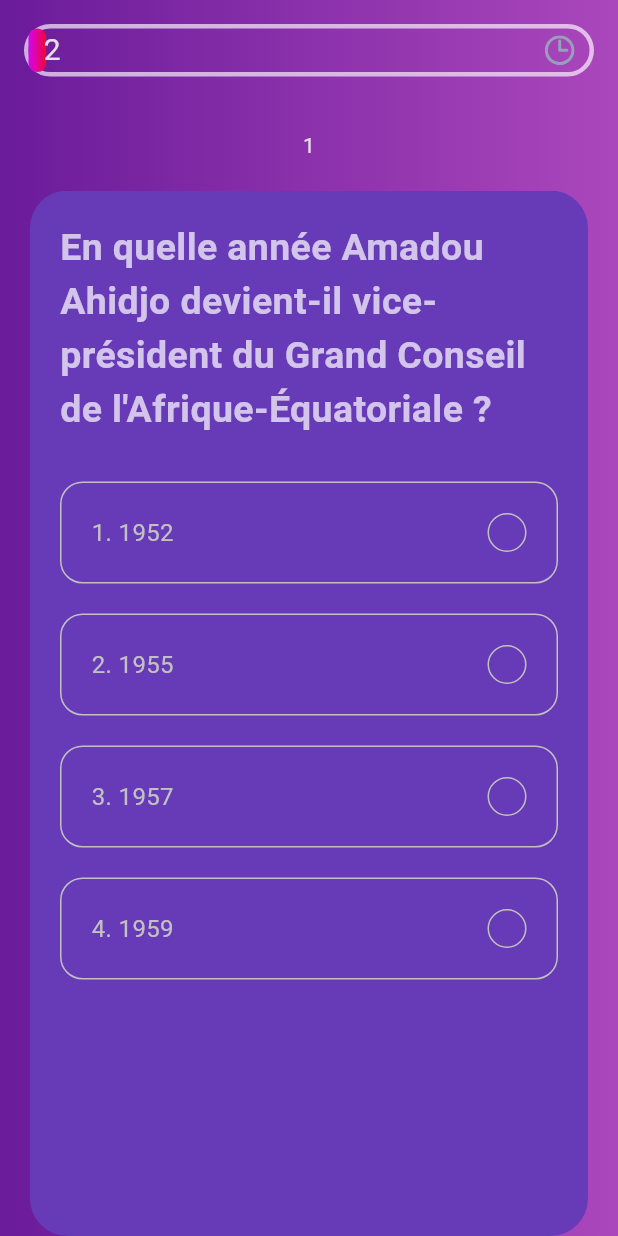
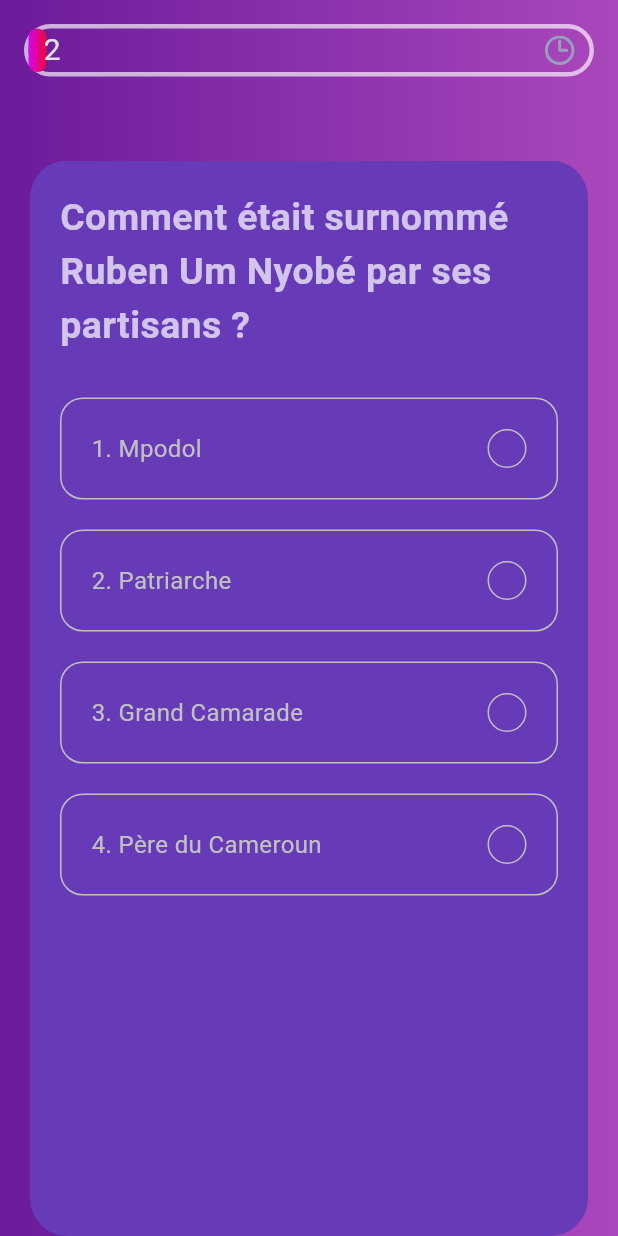
Before and after one commit to Idriss-rayan/familyquiz, a Flutter app: the Niveau1Page widget shown alone on an empty page, opened directly, on a phone screen of 412 x 824 dp. Run offline on Flutter 3.47's test engine with Material 3 defaults, Android fonts, the phone set to English and light mode, and no system bars; our stand-ins replace animate_do, get, google_fonts, supabase_flutter, websafe_svg; accounts and stored records are empty; Roboto replaces fonts that are missing (Alexandria).

Commit message:
debug some error in the controller file

```diff
--- a/lib/controllers/question_controller.dart
+++ b/lib/controllers/question_controller.dart
@@ -58,7 +58,7 @@ class QuestionController extends GetxController
   //   return _quest1.length;
   // }
 
-  int get questiondivider => _quest1.length;
+  int get questiondivider => _question1.length;
 
   bool _Answered = false;
   bool get isAnswered => this._Answered;
--- a/lib/niveau/niveau1/liste_niveau.dart
+++ b/lib/niveau/niveau1/liste_niveau.dart
@@ -1,5 +1,8 @@
 import 'package:familyquiz/niveau/niveau1/niveau1_card.dart';
+import 'package:familyquiz/niveau/niveau1/niveau1_page.dart';
 import 'package:flutter/material.dart';
+import 'package:get/get.dart';
+import 'package:get/get_navigation/src/routes/default_transitions.dart';
 
 class ListeNiveau extends StatelessWidget {
   const ListeNiveau({super.key});
@@ -16,7 +19,14 @@ class ListeNiveau extends StatelessWidget {
           ),
           child: ListView(
             children: [
-              Niveau1Card(),
+              InkWell(
+                onTap: () => Get.to(
+                  Niveau1Page(),
+                  transition: Transition.rightToLeftWithFade,
+                  duration: Duration(milliseconds: 500),
+                ),
+                child: Niveau1Card(),
+              ),
               Niveau1Card(),
               Niveau1Card(),
               Niveau1Card(),
--- a/lib/niveau/niveau1/niveau1_card.dart
+++ b/lib/niveau/niveau1/niveau1_card.dart
@@ -7,9 +7,7 @@ class Niveau1Card extends StatelessWidget {
 
   @override
   Widget build(BuildContext context) {
-    return InkWell(
-      onTap: () => Get.to(Niveau1Page()),
-      child: Padding(
+    return Padding(
       padding: const EdgeInsets.all(8.0),
       child: Container(
         width: 500,
@@ -27,7 +25,6 @@ class Niveau1Card extends StatelessWidget {
           ],
         ),
       ),
-      ),
     );
   }
 }
--- a/lib/niveau/niveau1/niveau1_page.dart
+++ b/lib/niveau/niveau1/niveau1_page.dart
@@ -10,7 +10,8 @@ class Niveau1Page extends StatelessWidget {
   @override
   Widget build(BuildContext context) {
     QuestionController _questionController = Get.put(QuestionController());
-    return Container(
+    return Material(
+      child: Container(
         width: double.infinity,
         height: double.infinity,
         decoration: BoxDecoration(
@@ -27,8 +28,7 @@ class Niveau1Page extends StatelessWidget {
                   child: const progressBar(),
                 ),
                 SizedBox(height: 20),
-              Obx(() => Center(
-                  child: Text("${_questionController.questionNumber.value}"))),
+                //Obx(() => Center(child:Text("${_questionController.questionNumber.value}"))),
                 SizedBox(height: 20),
                 Expanded(
                   child: PageView.builder(
@@ -45,6 +45,7 @@ class Niveau1Page extends StatelessWidget {
             )
           ],
         ),
+      ),
     );
   }
 }
--- a/lib/niveau/niveau1/questions1.dart
+++ b/lib/niveau/niveau1/questions1.dart
@@ -13,78 +13,43 @@ class Question1 extends Question {
   }) : super(id: id, question: question, answer: answer, options: options);
 }
 
-
-
 List<Map<String, dynamic>> sample_data1 = [
   {
     "id": 1,
-    "question":
-        "En quelle année Amadou Ahidjo devient-il vice-président du Grand Conseil de l'Afrique-Équatoriale ?",
-    "options": ['1952', '1955', '1957', '1959'],
-    "answer_index": 2,
+    "question": "Comment était surnommé Ruben Um Nyobé par ses partisans ?",
+    "options": ['Mpodol', 'Patriarche', 'Grand Camarade', 'Père du Cameroun'],
+    "answer_index": 0,
   },
   {
     "id": 2,
     "question":
-        "Quel était le parti politique d’Amadou Ahidjo après l’indépendance ?",
-    "options": ['UPC', 'UNDP', 'UC → UNC → RDPC', 'MDR'],
+        "En quelle année Ruben Um Nyobé a-t-il adressé une pétition à l’ONU pour l’indépendance du Cameroun ?",
+    "options": ['1945', '1948', '1952', '1954'],
     "answer_index": 2,
   },
   {
     "id": 3,
     "question":
-        "Quel traité a officiellement marqué la transition du Cameroun sous administration française vers un État indépendant sous Ahidjo ?",
-    "options": [
-      'Accords de Foumban',
-      'Accords de Yaoundé',
-      'Accords de Paris',
-      'Accords de Brazzaville'
-    ],
-    "answer_index": 1,
+        "Où exactement Ruben Um Nyobé a-t-il été assassiné par l'armée française ?",
+    "options": ['Boumyebel', 'Mbouda', 'Kribi', 'Dschang'],
+    "answer_index": 0,
+  },
+  {
+    "id": 4,
+    "question":
+        "Pour quel grand média Alain Foka est-il principalement connu ?",
+    "options": ['BBC Afrique', 'TV5 Monde', 'RFI', 'France 24'],
+    "answer_index": 2,
   },
   {
     "id": 5,
     "question":
-        "En quelle année Paul Biya a-t-il instauré le multipartisme au Cameroun ?",
-    "options": ['1982', '1985', '1990', '1992'],
-    "answer_index": 2,
-  },
-  {
-    "id": 6,
-    "question":
-        "Quelle crise politique a failli renverser Paul Biya en avril 1984 ?",
+        "Quelle est l’émission emblématique d’Alain Foka sur l’histoire africaine ?",
     "options": [
-      'Révolte des étudiants de Yaoundé',
-      'Tentative de coup d’État militaire',
-      'Assassinat de ses ministres',
-      'Soulèvement des Bakassi Boys'
+      'Afrique en marche',
+      'Archives d’Afrique',
+      "L'Afrique en questions', 'Héritage et Mémoire"
     ],
     "answer_index": 1,
-  },
-  {
-    "id": 7,
-    "question":
-        "Quelle équipe européenne a révélé Roger Milla à l'international en club ?",
-    "options": ['AS Monaco', 'Montpellier HSC', 'Valenciennes FC', 'SC Bastia'],
-    "answer_index": 3,
-  },
-  {
-    "id": 9,
-    "question":
-        "Contre quelle équipe Roger Milla a-t-il marqué un doublé en quart de finale de la Coupe du Monde 1990 ?",
-    "options": ['Colombie', 'Angleterre', 'Argentine', 'URSS'],
-    "answer_index": 0,
-  },
-  {
-    "id": 10,
-    "question":
-        "Quelle était la fonction exacte d’Ernest Ouandié au sein de l’UPC avant sa clandestinité ?",
-    "options": [
-      'Trésorier du parti',
-      'Secrétaire général',
-      'Responsable des relations internationale',
-      'Président du Comité révolutionnaire'
-    ],
-    "answer_index": 1,
-  },
+  }
 ];
```
Lines whose indentation alone changed are shown as unchanged.
